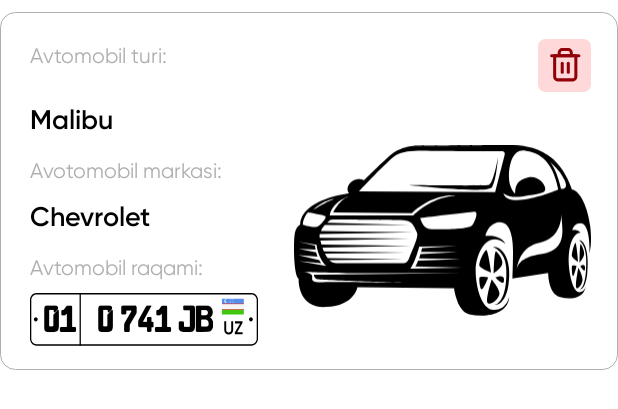
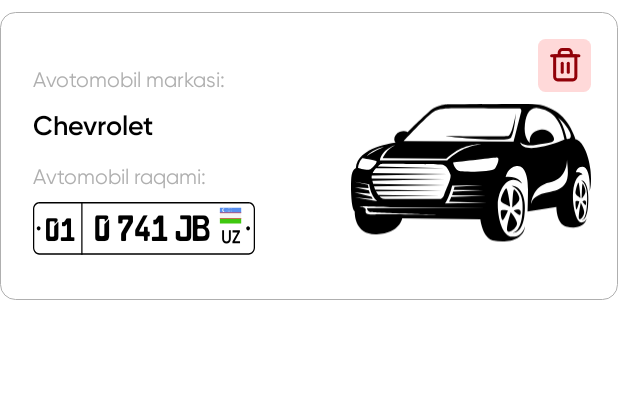
Before and after one commit to Dostonjon8081/forRuslan, an Android app: the layout item_rv_home_fragment_twoo.xml on its own in the app's theme, with its tools: preview values and no code run, on a phone screen of 412 x 824 dp. Shown: the top 409 px of the screen. Run offline under Robolectric (Android 15) with nearby library versions, the phone set to English and light mode, and no system bars.

Commit message:
change home rv item model

```diff
--- a/app/src/main/java/com/softdata/dyhxx/core_fragment/home/CarRvAdapter.kt
+++ b/app/src/main/java/com/softdata/dyhxx/core_fragment/home/CarRvAdapter.kt
@@ -45,38 +45,40 @@
     inner class VH(val view: View) : RecyclerView.ViewHolder(view) {
 
         var model: TextView = view.findViewById(R.id.rv_item_car_model)
-//        var texPasSer: TextView = view.findViewById(R.id.rv_item_car_tex_pass)
+        var mark: TextView = view.findViewById(R.id.rv_item_car_mark)
+        var modelTitle: TextView = view.findViewById(R.id.rv_item_car_model_title)
+
+        //        var texPasSer: TextView = view.findViewById(R.id.rv_item_car_tex_pass)
         var number: TextView = view.findViewById(R.id.rv_item_car_number)
+        var numbe: TextView = view.findViewById(R.id.rv_item_car_numbe)
         var rvItemEdit: AppCompatImageView = view.findViewById(R.id.rv_item_edit)
 
         fun onBind(model: CarEntity, position: Int) {
             //car number
             val numberText = model.carNumber
-            val numberString =
+
                 if (numberIsPersonal(numberText.substring(5, 6))) {
-                    " ${numberText.substring(0, 2)}  ${
-                        numberText.substring(2, 3).uppercase()
-                    } ${numberText.substring(3, 6)} ${numberText.substring(6).uppercase()}"
+                    numbe.text = " ${numberText.substring(0, 2)}"
                 } else {
-                    " ${numberText.substring(0, 2)}  ${
-                        numberText.substring(2, 5)
-                    } ${numberText.substring(5).uppercase()}"
+                    number.text = " ${numberText.substring(2, 5)} ${numberText.substring(5)}"
                 }
-            number.text = numberString
-
-            //tex pass series and number
-//            texPasSer.text =
-//                "${list[position].texPass.substring(0, 3)}  ${list[position].texPass.substring(3)}"
-
-            this.model.text = model.carModel
 
             rvItemEdit.setOnClickListener { rvItemClick!!.clickedItemDelete(list[position].carNumber) }
             view.setOnClickListener { rvItemClick!!.clickedItem(position) }
 
-            if (position == list.size - 1) {
-                val params = this.itemView.layoutParams as RecyclerView.LayoutParams
-                params.bottomMargin = 200
-                this.itemView.layoutParams = params;
+            if (model.carMark.isNotEmpty()) mark.text = model.carMark
+            addCarModel(model.carModel, this.itemView)
+
+            bottomMargin(position, this.itemView)
+        }
+    }
+
+    private fun addCarModel(model: String, view: View) {
+        if (model.isNotEmpty()) {
+            this.VH(view).apply {
+                this.model.visibility = View.VISIBLE
+                modelTitle.visibility = View.VISIBLE
+                this.model.text = model
             }
 
         }
@@ -89,4 +91,12 @@
             false
         }
     }
+
+    fun bottomMargin(position: Int, itemView: View) {
+        if (position == list.size - 1) {
+            val params = itemView.layoutParams as RecyclerView.LayoutParams
+            params.bottomMargin = 200
+            itemView.layoutParams = params;
+        }
+    }
 }
--- a/app/src/main/java/com/softdata/dyhxx/core_fragment/add_car/AddCarFragment.kt
+++ b/app/src/main/java/com/softdata/dyhxx/core_fragment/home/add_car/AddCarFragment.kt
@@ -1,22 +1,18 @@
-package com.softdata.dyhxx.core_fragment.add_car
+package com.softdata.dyhxx.core_fragment.home.add_car
 
 import android.content.Context
 import android.os.Bundle
 import android.util.Log
-import android.view.LayoutInflater
 import android.view.View
-import android.view.ViewGroup
 import android.widget.AdapterView
 import android.widget.ArrayAdapter
 import androidx.activity.OnBackPressedCallback
-import androidx.fragment.app.Fragment
 import androidx.fragment.app.activityViewModels
 import androidx.navigation.fragment.navArgs
 import com.softdata.dyhxx.R
 import com.softdata.dyhxx.activity.MainActivity
 import com.softdata.dyhxx.base.BaseFragment
 import com.softdata.dyhxx.core_fragment.home.CarRvAdapter
-import com.softdata.dyhxx.core_fragment.home.HomeViewModel
 import com.softdata.dyhxx.core_fragment.home.SpinnerItemClick
 import com.softdata.dyhxx.databinding.FragmentAddCarBinding
 import com.softdata.dyhxx.helper.db.CarEntity
--- a/app/src/main/java/com/softdata/dyhxx/core_fragment/add_car/AddCarViewModel.kt
+++ b/app/src/main/java/com/softdata/dyhxx/core_fragment/home/add_car/AddCarViewModel.kt
@@ -1,4 +1,4 @@
-package com.softdata.dyhxx.core_fragment.add_car
+package com.softdata.dyhxx.core_fragment.home.add_car
 
 import android.app.Application
 import androidx.lifecycle.AndroidViewModel
@@ -10,7 +10,6 @@
 import com.softdata.dyhxx.helper.network.NetworkResult
 import com.softdata.dyhxx.helper.network.model.*
 import com.softdata.dyhxx.helper.network.repository.ICarApiRepository
-import com.softdata.dyhxx.helper.util.logd
 import dagger.hilt.android.lifecycle.HiltViewModel
 import kotlinx.coroutines.flow.collect
 import kotlinx.coroutines.launch
--- a/app/src/main/res/layout/fragment_home.xml
+++ b/app/src/main/res/layout/fragment_home.xml
@@ -3,6 +3,7 @@
     xmlns:app="http://schemas.android.com/apk/res-auto"
     xmlns:tools="http://schemas.android.com/tools"
     android:layout_width="match_parent"
+    android:background="@color/white"
     android:layout_height="match_parent">
 
     <androidx.appcompat.widget.Toolbar
--- a/app/src/main/res/layout/item_rv_home_fragment_twoo.xml
+++ b/app/src/main/res/layout/item_rv_home_fragment_twoo.xml
@@ -1,7 +1,6 @@
 <?xml version="1.0" encoding="utf-8"?>
 <androidx.constraintlayout.widget.ConstraintLayout xmlns:android="http://schemas.android.com/apk/res/android"
     xmlns:app="http://schemas.android.com/apk/res-auto"
-    xmlns:tools="http://schemas.android.com/tools"
     android:layout_width="match_parent"
     android:layout_height="wrap_content"
     android:layout_marginTop="8dp"
@@ -17,112 +16,120 @@
         app:layout_constraintEnd_toEndOf="parent"
         app:layout_constraintTop_toTopOf="parent" />
 
-    <androidx.appcompat.widget.AppCompatTextView
-        android:id="@+id/rv_item_car_model_title"
+    <androidx.appcompat.widget.LinearLayoutCompat
+        android:id="@+id/home_fragment_data_container"
         android:layout_width="0dp"
         android:layout_height="wrap_content"
-        android:layout_margin="12dp"
-        app:layout_constraintEnd_toStartOf="@id/rv_item_car_image"
-        app:layout_constraintBottom_toTopOf="@id/rv_item_car_model"
-        android:fontFamily="@font/gilroy_regular"
-        android:text="@string/car_model"
-        android:textColor="@color/gray"
+        android:layout_margin="14dp"
+        android:orientation="vertical"
+        app:layout_constraintBottom_toBottomOf="parent"
+        app:layout_constraintEnd_toStartOf="@+id/rv_item_car_image"
         app:layout_constraintStart_toStartOf="parent"
-        app:layout_constraintTop_toTopOf="parent" />
-
-
-    <androidx.appcompat.widget.AppCompatTextView
-        android:id="@+id/rv_item_car_model"
-        android:layout_width="0dp"
-        android:layout_height="wrap_content"
-        android:fontFamily="@font/gilroy_semibold"
-        android:paddingTop="10dp"
-        android:text="Malibu"
-        android:textColor="@color/black"
-        android:textSize="18sp"
-        app:layout_constraintEnd_toStartOf="@id/rv_item_car_image"
-        app:layout_constraintBottom_toTopOf="@id/rv_item_car_mark_title"
-        app:layout_constraintStart_toStartOf="@id/rv_item_car_model_title"
-        app:layout_constraintTop_toBottomOf="@id/rv_item_car_model_title" />
+        app:layout_constraintTop_toTopOf="parent">
 
         <androidx.appcompat.widget.AppCompatTextView
             android:id="@+id/rv_item_car_mark_title"
-        android:layout_width="0dp"
+            android:layout_width="match_parent"
             android:layout_height="wrap_content"
             android:ellipsize="end"
             android:fontFamily="@font/gilroy_regular"
             android:maxLines="1"
             android:paddingTop="14dp"
             android:text="@string/car_marks"
-        android:textColor="@color/gray"
-        app:layout_constraintBottom_toTopOf="@id/rv_item_car_mark"
-        app:layout_constraintEnd_toStartOf="@+id/rv_item_car_image"
-        app:layout_constraintStart_toStartOf="@id/rv_item_car_model"
-        app:layout_constraintTop_toBottomOf="@id/rv_item_car_model" />
+            android:textColor="@color/gray" />
 
         <androidx.appcompat.widget.AppCompatTextView
             android:id="@+id/rv_item_car_mark"
-        android:layout_width="0dp"
+            android:layout_width="match_parent"
             android:layout_height="wrap_content"
             android:layout_marginTop="10dp"
             android:fontFamily="@font/gilroy_semibold"
             android:text="Chevrolet"
             android:textColor="@color/black"
             android:textSize="18sp"
-        app:layout_constraintBottom_toTopOf="@id/rv_item_car_number_title"
+            app:layout_constraintBottom_toTopOf="@id/rv_item_car_model_title"
             app:layout_constraintEnd_toStartOf="@+id/rv_item_car_image"
             app:layout_constraintStart_toStartOf="@id/rv_item_car_mark_title"
             app:layout_constraintTop_toBottomOf="@id/rv_item_car_mark_title" />
 
+        <androidx.appcompat.widget.AppCompatTextView
+            android:id="@+id/rv_item_car_model_title"
+            android:layout_width="match_parent"
+            android:layout_height="wrap_content"
+            android:fontFamily="@font/gilroy_regular"
+            android:paddingTop="14dp"
+            android:text="@string/car_model"
+            android:textColor="@color/gray"
+            android:visibility="gone" />
+
+        <androidx.appcompat.widget.AppCompatTextView
+            android:id="@+id/rv_item_car_model"
+            android:layout_width="match_parent"
+            android:layout_height="wrap_content"
+            android:layout_marginTop="10dp"
+            android:fontFamily="@font/gilroy_semibold"
+            android:text="Malibu"
+            android:textColor="@color/black"
+            android:textSize="18sp"
+            android:visibility="gone"
+            app:layout_constraintBottom_toTopOf="@id/rv_item_car_number_title"
+            app:layout_constraintEnd_toStartOf="@id/rv_item_car_image"
+            app:layout_constraintStart_toStartOf="@id/rv_item_car_model_title"
+            app:layout_constraintTop_toBottomOf="@id/rv_item_car_model_title" />
+
 
         <androidx.appcompat.widget.AppCompatTextView
             android:id="@+id/rv_item_car_number_title"
-        android:layout_width="0dp"
+            android:layout_width="match_parent"
             android:layout_height="wrap_content"
             android:fontFamily="@font/gilroy_regular"
             android:paddingTop="14dp"
-        app:layout_constraintEnd_toStartOf="@id/rv_item_car_image"
             android:text="@string/avtomobil_raqami"
-        android:textColor="@color/gray"
-        app:layout_constraintBottom_toTopOf="@id/rv_item_car_number"
-        app:layout_constraintStart_toStartOf="@id/rv_item_car_model"
-        app:layout_constraintTop_toBottomOf="@id/rv_item_car_mark"
-        tools:layout_editor_absoluteY="143dp" />
+            android:textColor="@color/gray" />
 
+
+        <androidx.appcompat.widget.LinearLayoutCompat
+            android:layout_width="wrap_content"
+            android:layout_marginTop="8dp"
+            android:layout_marginBottom="8dp"
+            android:background="@drawable/ic_number_plate_"
+            android:layout_height="wrap_content">
+
+            <androidx.appcompat.widget.AppCompatTextView
+                android:id="@+id/rv_item_car_numbe"
+                android:layout_width="wrap_content"
+                android:layout_height="wrap_content"
+                android:fontFamily="@font/cargo2"
+                android:padding="4dp"
+                android:paddingTop="10dp"
+                android:text=" 01"
+                android:textColor="@color/black"
+                android:textSize="16sp"/>
 
             <androidx.appcompat.widget.AppCompatTextView
                 android:id="@+id/rv_item_car_number"
                 android:layout_width="wrap_content"
                 android:layout_height="wrap_content"
-        android:layout_marginTop="8dp"
-        android:layout_marginBottom="8dp"
-        android:background="@drawable/ic_number_plate_"
                 android:fontFamily="@font/cargo2"
                 android:padding="4dp"
-        app:layout_constraintEnd_toStartOf="@id/rv_item_car_image"
                 android:paddingTop="10dp"
                 android:paddingEnd="30dp"
-        android:text=" 01   0 741 JB"
+                android:text=" 0 741 JB"
                 android:textColor="@color/black"
-        android:textSize="18sp"
-        android:textStyle="bold"
-        app:layout_constraintBottom_toBottomOf="parent"
-        app:layout_constraintHorizontal_bias="1.0"
-        app:layout_constraintStart_toStartOf="@id/rv_item_car_number_title"
-        app:layout_constraintTop_toBottomOf="@id/rv_item_car_number_title" />
+                android:textSize="18sp"/>
+        </androidx.appcompat.widget.LinearLayoutCompat>
+    </androidx.appcompat.widget.LinearLayoutCompat>
 
     <androidx.appcompat.widget.AppCompatImageView
         android:id="@+id/rv_item_car_image"
-        android:layout_width="0dp"
-        android:layout_height="0dp"
+        android:layout_width="170dp"
+        android:layout_height="169dp"
         android:paddingTop="16dp"
-        android:layout_marginEnd="10dp"
-        android:layout_marginStart="24dp"
+        android:paddingEnd="10dp"
         android:paddingBottom="0dp"
         android:src="@drawable/ic_car"
-        app:layout_constraintBottom_toBottomOf="@id/rv_item_car_number"
+        app:layout_constraintBottom_toBottomOf="parent"
         app:layout_constraintEnd_toEndOf="parent"
-        app:layout_constraintStart_toEndOf="@+id/rv_item_car_number"
-        app:layout_constraintTop_toBottomOf="@id/rv_item_edit"/>
+        app:layout_constraintStart_toEndOf="@id/home_fragment_data_container" />
 
 </androidx.constraintlayout.widget.ConstraintLayout>
--- a/app/src/main/res/navigation/activity_navigation.xml
+++ b/app/src/main/res/navigation/activity_navigation.xml
@@ -69,7 +69,7 @@
 
     <fragment
         android:id="@+id/add_car_fragment"
-        android:name="com.softdata.dyhxx.core_fragment.add_car.AddCarFragment"
+        android:name="com.softdata.dyhxx.core_fragment.home.add_car.AddCarFragment"
         android:label="AddCarFragment"
         tools:layout="@layout/fragment_add_car">
         <argument
```
Lines whose indentation alone changed are shown as unchanged.
